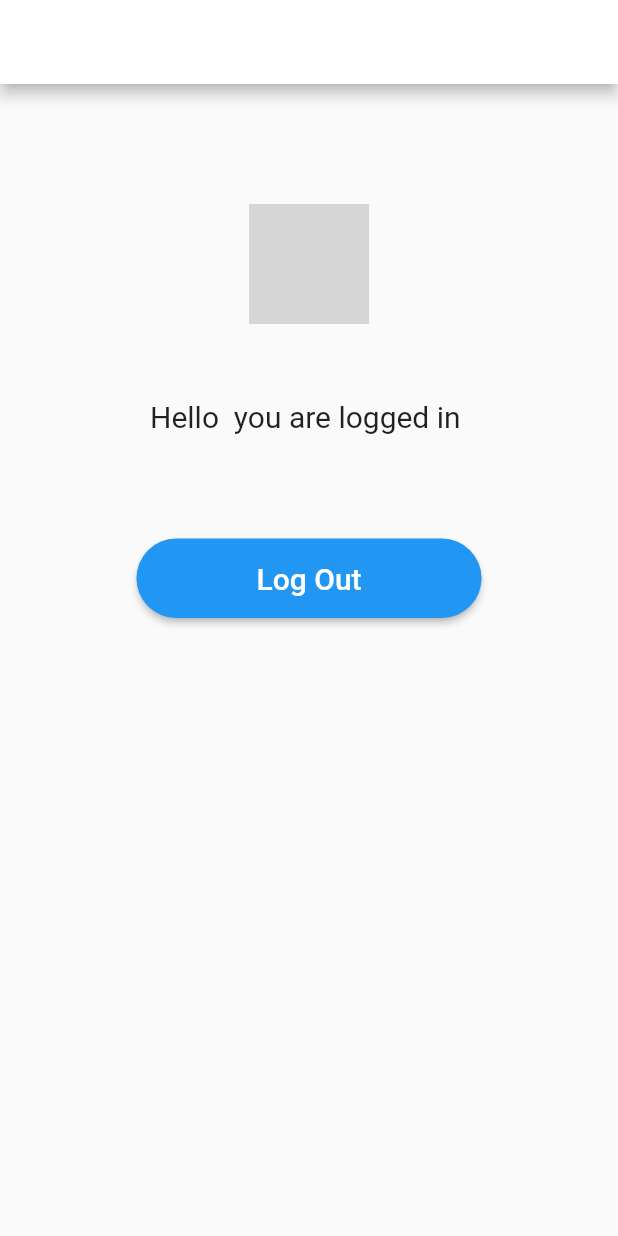
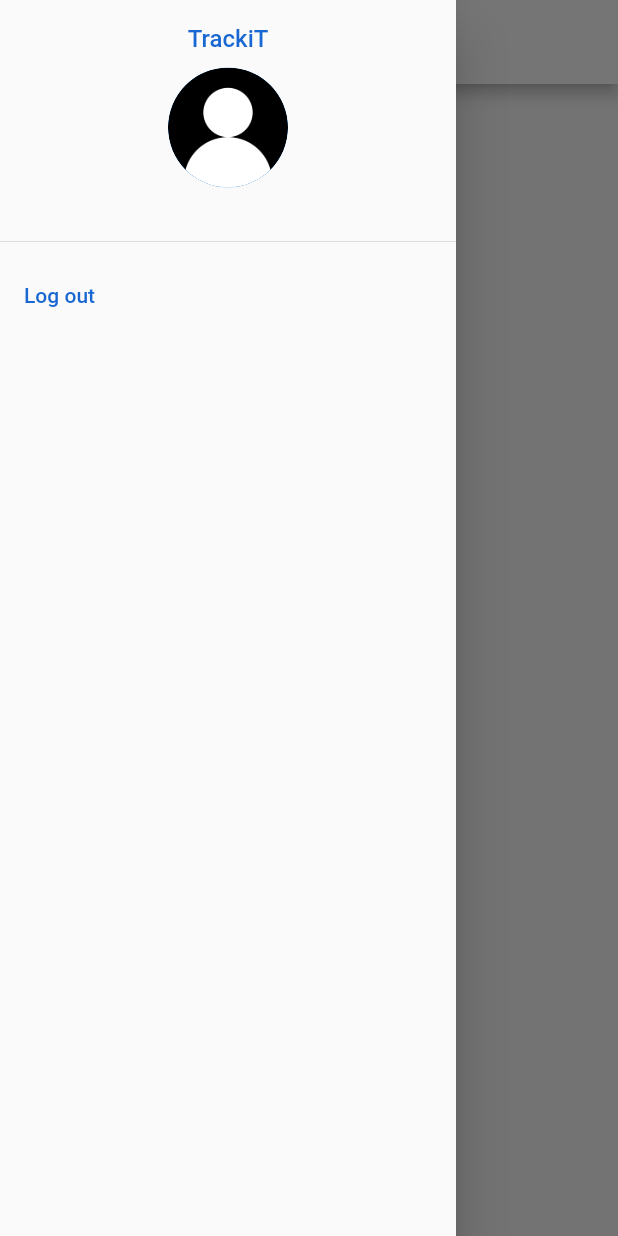
Before and after one commit to johnpro21/TrackiT, a Flutter app: the screen it shows once a user with an empty profile is signed in, with the side drawer open (before the commit the screen has no drawer), on a phone screen of 412 x 824 dp. Run offline on Flutter 3.47's test engine with Material 2 defaults, Android fonts, the light colour scheme and no system bars; our stand-ins replace firebase_auth, flutter_spinkit, google_sign_in; missing offline and left inert: flutter_auth_buttons; accounts and stored records are empty; grey boxes are pictures that could not be loaded.

Commit message:
second commit

```diff
--- a/lib/HomePage.dart
+++ b/lib/HomePage.dart
@@ -42,7 +42,7 @@ class _HomePageState extends State<HomePage> {
 
   @override
   void initState() {
-    // TODO: implement initState
+    //implement initState
     super.initState();
     this.checkAuthentication();
     this.getUser();
@@ -52,7 +52,13 @@ class _HomePageState extends State<HomePage> {
   Widget build(BuildContext context) {
     return Scaffold(
         appBar: AppBar(
-        title: Text('Home'),
+          iconTheme: new IconThemeData(color: Color(0xff1967d2)),
+          title: Text(
+            'TrackiT',
+            style: TextStyle(
+              color: Color(0xff1967d2),
+            ),
+          ),
         ),
         body: Container(
           child: Center(
@@ -63,38 +69,70 @@ class _HomePageState extends State<HomePage> {
                       Padding(
                         padding: EdgeInsets.only(top: 80),
                       ),
-                    CircleAvatar(
+                    ],
+                  ),
+          ),
+        ),
+        drawer: Drawer(
+          // Add a ListView to the drawer. This ensures the user can scroll
+          // through the options in the drawer if there isn't enough vertical
+          // space to fit everything.
+
+          child: ListView(
+            // Important: Remove any padding from the ListView.
+            padding: EdgeInsets.zero,
+            children: <Widget>[
+              DrawerHeader(
+                child: Column(
+                  children: <Widget>[
+                    Text(
+                      'TrackiT',
+                      style: TextStyle(fontSize: 16, color: Color(0xff1967d2)),
+                    ),
+                    Container(
+                      child: Column(
+                        children: [
+                          SizedBox(
+                            height: 10,
+                          ),
+                          ClipOval(
+                            child: CircleAvatar(
                               backgroundImage: user.photoUrl != null
                                   ? NetworkImage("${user.photoUrl}")
-                          : AssetImage('asset/index.png'),
+                                  : AssetImage('assets/user_icon.png'),
                               maxRadius: 40,
                               minRadius: 30,
                             ),
-                    Container(
-                      padding: EdgeInsets.all(50),
-                      child: Text(
-                        "Hello ${user.displayName == null ? user.email : user.displayName} you are logged in ",
-                        style: TextStyle(fontSize: 20),
                           ),
-                    ),
-                    Container(
-                      padding: EdgeInsets.all(20),
-                      child: RaisedButton(
-                        padding: EdgeInsets.fromLTRB(80, 15, 80, 15),
-                        shape: RoundedRectangleBorder(
-                            borderRadius: BorderRadius.circular(30)),
-                        color: Colors.blue,
-                        onPressed: signout,
-                        child: Text(
-                          'Log Out',
-                          style: TextStyle(fontSize: 20, color: Colors.white),
-                        ),
-                      ),
+                          Text(
+                            user.displayName == null
+                                ? user.email
+                                : user.displayName,
+                            style: TextStyle(
+                                fontSize: 20, fontWeight: FontWeight.bold),
                           )
                         ],
                       ),
                     ),
+                  ],
                 ),
-    );
+                decoration: BoxDecoration(
+                  color: Colors.transparent,
+                ),
+              ),
+              ListTile(
+                title: Text(
+                  'Log out',
+                  style: TextStyle(color: Color(0xff1967d2)),
+                ),
+                onTap: () async {
+                  signout();
+                  // Then close the drawer
+                  Navigator.pop(context);
+                },
+              ),
+            ],
+          ),
+        ));
   }
 }
--- a/pubspec.yaml
+++ b/pubspec.yaml
@@ -33,6 +33,7 @@ dependencies:
   google_sign_in: ^4.4.4
   cloud_firestore: ^0.13.7
   flutter_auth_buttons:
+  flutter_spinkit: "^4.1.2"
 
 dev_dependencies:
   flutter_test:
```
Also changed, not shown: lib/SignIn.dart (+17 -12 lines), lib/SignUp.dart (+15 -7 lines), lib/shared/loading.dart (added, +19 -0 lines), assets/user_icon.png (added), pubspec.lock. Lines whose indentation alone changed are shown as unchanged.
